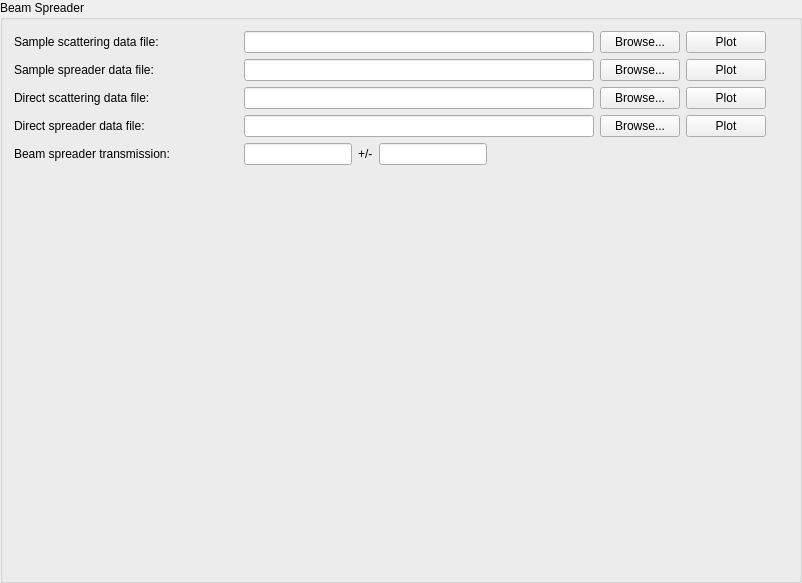
Qt form Code/Mantid/scripts/Interface/ui/sans/trans_spreader.ui (mantidproject/mantid) before a commit.
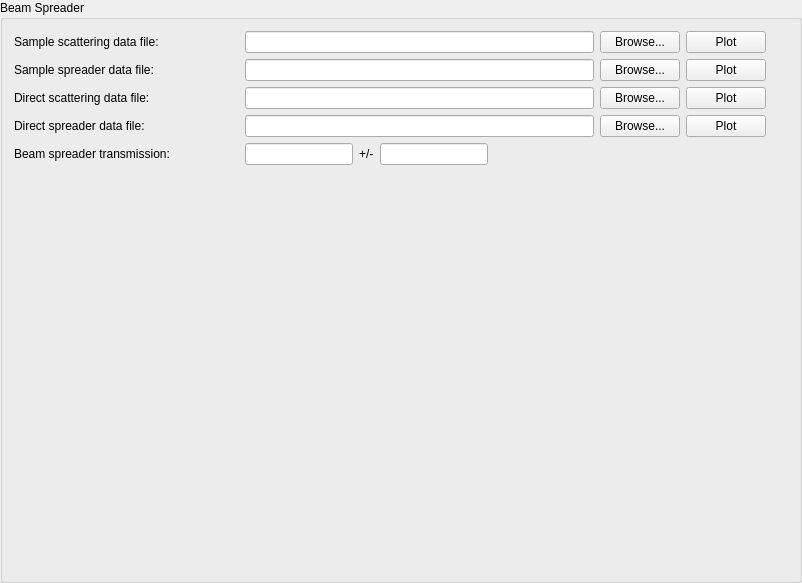
The same form after that commit.

What changed in the file:
```diff
--- a/Code/Mantid/scripts/Interface/ui/sans/trans_spreader.ui
+++ b/Code/Mantid/scripts/Interface/ui/sans/trans_spreader.ui
@@ -29,7 +29,7 @@
        </property>
        <property name="minimumSize">
         <size>
-         <width>204</width>
+         <width>205</width>
          <height>0</height>
         </size>
        </property>
```
